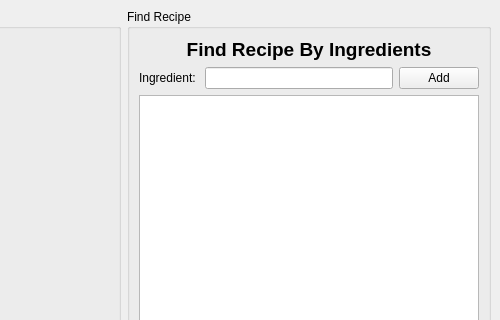
Old version of the form ThomChefApp/thomchefwindow.ui in the repository computoms/ThomChef; both pictures show x 574 to 1074 and y 0 to 320 of the 1074 by 599 pixel window.
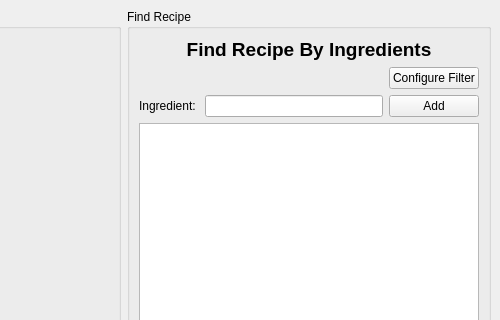
New version of the form.

Commit message: Adds filter configuration settings view

Diff of the .ui file:
```diff
--- a/ThomChefApp/thomchefwindow.ui
+++ b/ThomChefApp/thomchefwindow.ui
@@ -194,14 +194,7 @@
        </item>
        <item row="1" column="0">
         <layout class="QGridLayout" name="gridLayout_8">
-         <item row="0" column="0">
-          <widget class="QLabel" name="label_ingredientfilter">
-           <property name="text">
-            <string>Ingredient: </string>
-           </property>
-          </widget>
-         </item>
-         <item row="0" column="1">
+         <item row="3" column="1">
           <widget class="QLineEdit" name="edit_ingredientFilter">
            <property name="maximumSize">
             <size>
@@ -211,13 +204,27 @@
            </property>
           </widget>
          </item>
-         <item row="0" column="2">
+         <item row="3" column="0">
+          <widget class="QLabel" name="label_ingredientfilter">
+           <property name="text">
+            <string>Ingredient: </string>
+           </property>
+          </widget>
+         </item>
+         <item row="3" column="2">
           <widget class="QPushButton" name="button_findRecipe_add">
            <property name="text">
             <string>Add</string>
            </property>
           </widget>
          </item>
+         <item row="2" column="2">
+          <widget class="QPushButton" name="button_filter_configure">
+           <property name="text">
+            <string>Configure Filter</string>
+           </property>
+          </widget>
+         </item>
         </layout>
        </item>
        <item row="0" column="0">
```
The commit also changes 10 other files.
